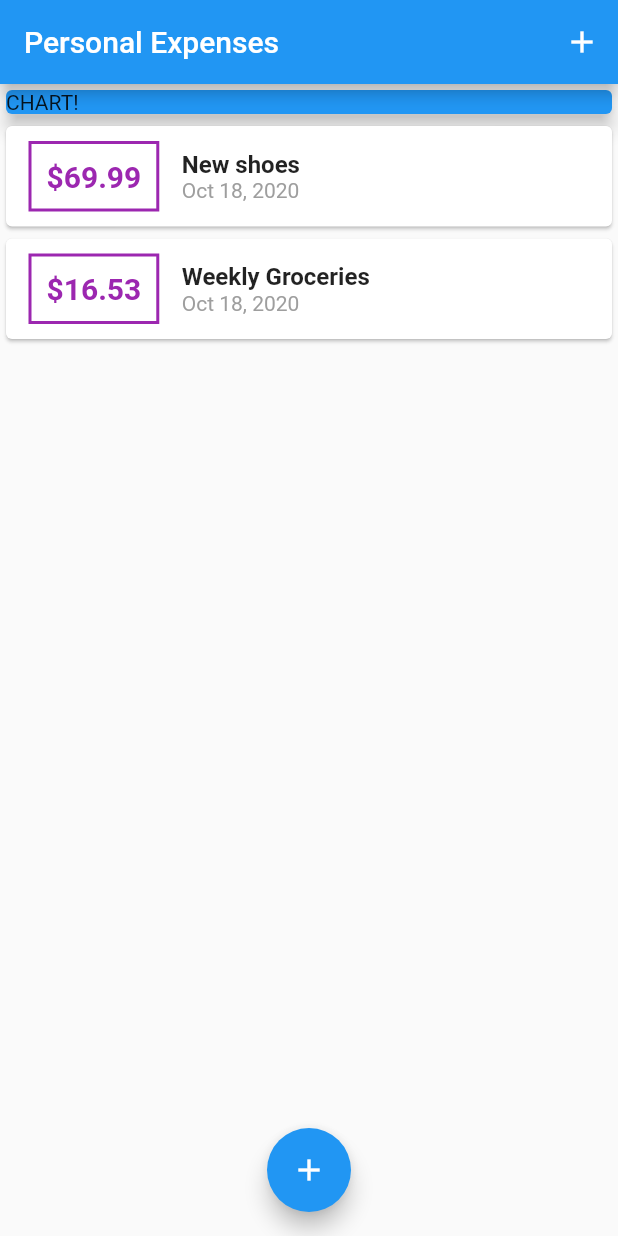
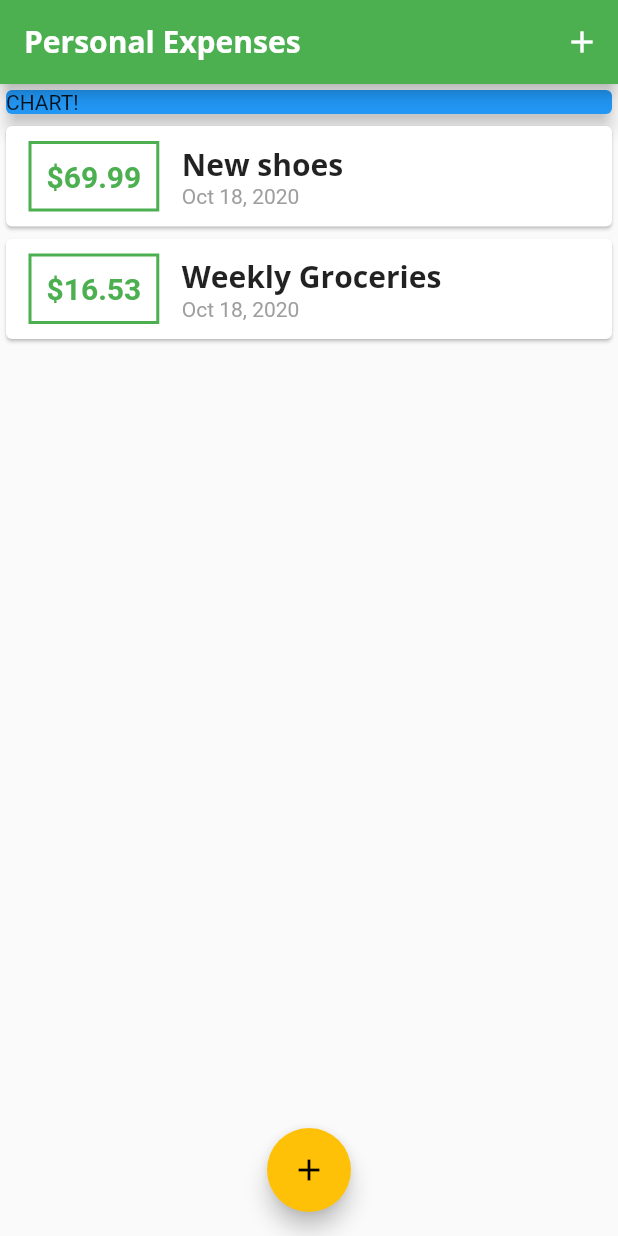
Before and after one commit to KaSliK/Expenses-App, a Flutter app: the screen it shows after launch, on a phone screen of 412 x 824 dp. Run offline on Flutter 3.47's test engine with Material 2 defaults, Android fonts, the phone set to English and light mode, and no system bars.

Commit message:
Set custom theme with own fonts

```diff
--- a/lib/main.dart
+++ b/lib/main.dart
@@ -9,7 +9,25 @@ class MyApp extends StatelessWidget {
   @override
   Widget build(BuildContext context) {
     return MaterialApp(
-      title: 'Flutter App',
+      title: 'Expenses App',
+      theme: ThemeData(
+          primarySwatch: Colors.green,
+          accentColor: Colors.amber,
+          fontFamily: 'Quicksand',
+          textTheme: ThemeData.light().textTheme.copyWith(
+                title: TextStyle(
+                    fontFamily: 'OpenSans',
+                    fontWeight: FontWeight.bold,
+                    fontSize: 20),
+              ),
+          appBarTheme: AppBarTheme(
+            textTheme: ThemeData.light().textTheme.copyWith(
+                  title: TextStyle(
+                      fontFamily: 'OpenSans',
+                      fontSize: 20,
+                      fontWeight: FontWeight.bold),
+                ),
+          )),
       home: MyHomePage(),
     );
   }
@@ -66,7 +84,9 @@ class _MyHomePageState extends State<MyHomePage> {
   Widget build(BuildContext context) {
     return Scaffold(
       appBar: AppBar(
-        title: Text('Personal Expenses'),
+        title: Text(
+          'Personal Expenses',
+        ),
         actions: [
           IconButton(
             icon: Icon(Icons.add),
--- a/lib/widgets/transaction_list.dart
+++ b/lib/widgets/transaction_list.dart
@@ -23,7 +23,7 @@ class TransactionList extends StatelessWidget {
                   ),
                   decoration: BoxDecoration(
                     border: Border.all(
-                      color: Colors.purple,
+                      color: Theme.of(context).primaryColor,
                       width: 2,
                     ),
                   ),
@@ -32,7 +32,7 @@ class TransactionList extends StatelessWidget {
                     style: TextStyle(
                       fontWeight: FontWeight.bold,
                       fontSize: 20,
-                      color: Colors.purple,
+                      color: Theme.of(context).primaryColor,
                     ),
                   ),
                 ),
@@ -41,10 +41,7 @@ class TransactionList extends StatelessWidget {
                   children: [
                     Text(
                       transactions[index].title,
-                      style: TextStyle(
-                        fontSize: 16,
-                        fontWeight: FontWeight.bold,
-                      ),
+                      style: Theme.of(context).textTheme.title,
                     ),
                     Text(
                       DateFormat.yMMMd().format(transactions[index].date),
```
Also changed, not shown: pubspec.yaml (+11 -6 lines), assets/fonts/OpenSans-Bold.ttf (added), assets/fonts/OpenSans-Regular.ttf (added), assets/fonts/Quicksand-Bold.ttf (added), assets/fonts/Quicksand-Light.ttf (added), assets/fonts/Quicksand-Medium.ttf (added), assets/fonts/Quicksand-Regular.ttf (added).
